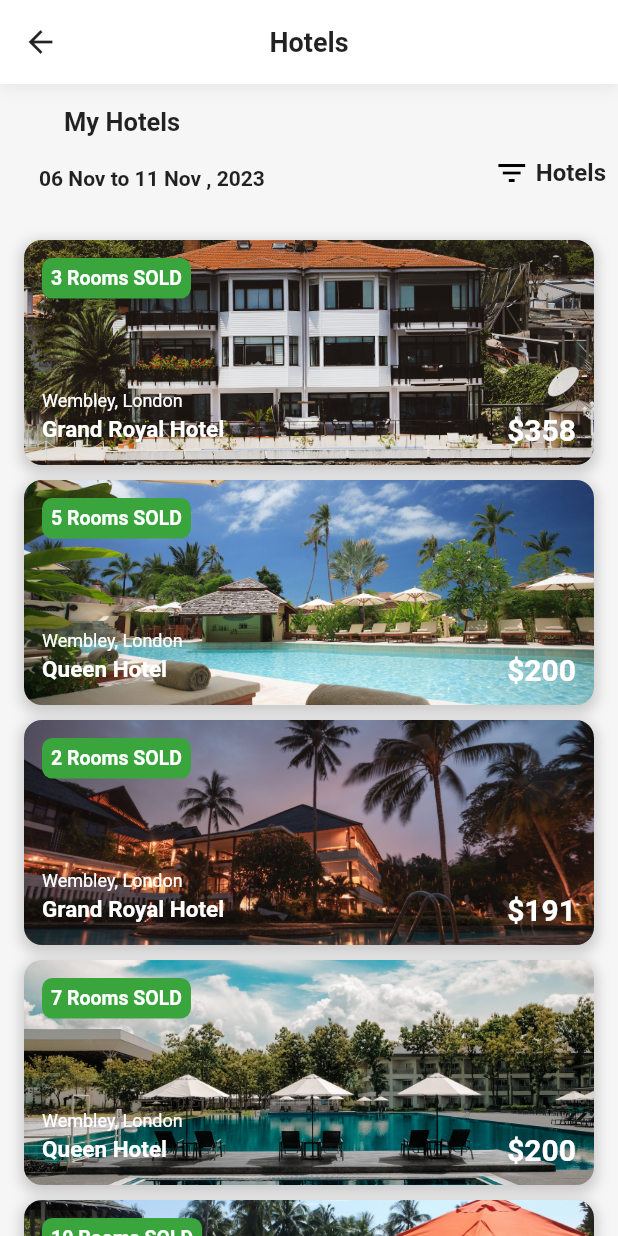
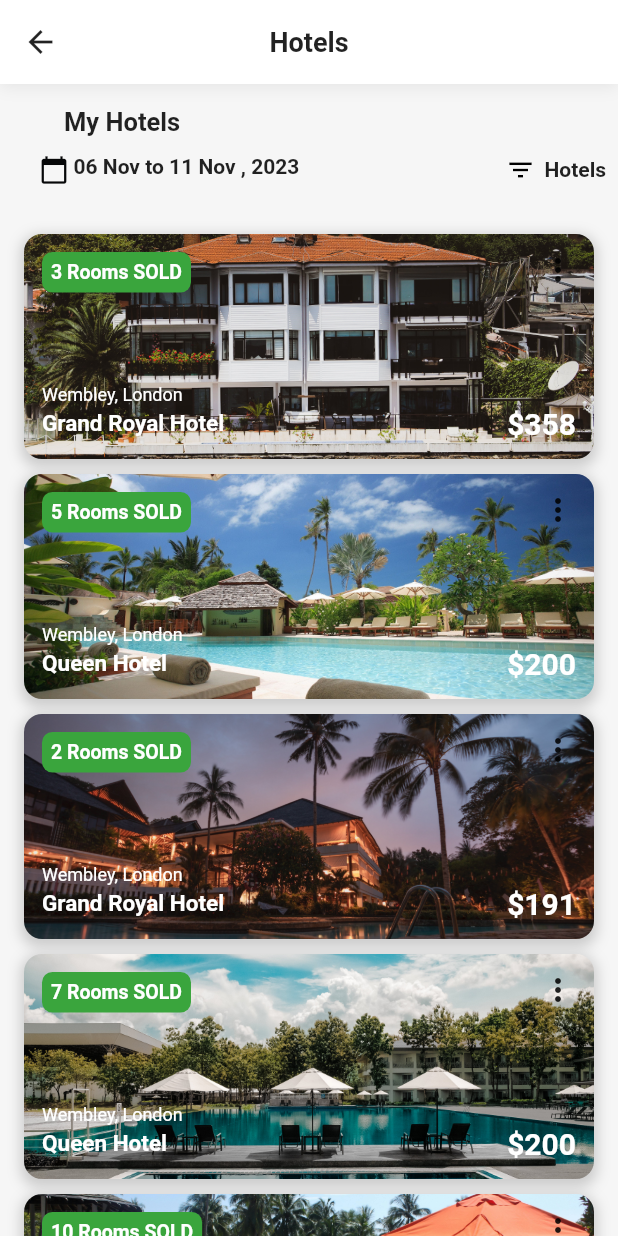
Before and after one commit to it21302862/flutter_hotel_app, a Flutter app: the screen it shows after launch, on a phone screen of 412 x 824 dp. Run offline on Flutter 3.47's test engine with Material 2 defaults, Android fonts, the phone set to English and light mode, and no system bars; Roboto replaces fonts that are missing (WorkSans).

Commit message:
Update Home_screen.dart with date

```diff
--- a/hotel_application/lib/hotel_ui/hotel_home_screen.dart
+++ b/hotel_application/lib/hotel_ui/hotel_home_screen.dart
@@ -15,6 +15,22 @@ class _HotelHomeScreenState extends State<HotelHomeScreen>
   List<HotelListData> hotelList = HotelListData.hotelList;
   DateTime startDate = DateTime.now();
   DateTime endDate = DateTime.now().add(const Duration(days: 5));
+
+  Future<void> _selectDateRange(BuildContext context) async {
+    final DateTimeRange? picked = await showDateRangePicker(
+      context: context,
+      firstDate: DateTime(2023),
+      lastDate: DateTime(2024),
+      initialDateRange: DateTimeRange(start: startDate, end: endDate),
+    );
+
+    if (picked != null) {
+      setState(() {
+        startDate = picked.start;
+        endDate = picked.end;
+      });
+    }
+  }
 
   @override
   Widget build(BuildContext context) {
@@ -206,14 +222,24 @@ class _HotelHomeScreenState extends State<HotelHomeScreen>
             children: <Widget>[
               Material(
                   color: Colors.transparent,
+                  child: GestureDetector(
+                    onTap: () {
+                      _selectDateRange(context);
+                    },
                     child: Padding(
-                  padding:
-                      const EdgeInsets.symmetric(vertical: 4, horizontal: 8),
-                  child: Column(
+                      padding: const EdgeInsets.symmetric(
+                          vertical: 4, horizontal: 8),
+                      child: Row(
                         crossAxisAlignment: CrossAxisAlignment.start,
                         mainAxisAlignment: MainAxisAlignment.center,
                         children: <Widget>[
                           const SizedBox(height: 8),
+                          const Icon(
+                            Icons.calendar_today,
+                            color: Color.fromARGB(255, 6, 7, 8),
+                            size: 20,
+                          ),
+                          const SizedBox(width: 3),
                           Text(
                             "${DateFormat('dd MMM').format(startDate)} to ${DateFormat('dd MMM , yyyy').format(endDate)}",
                             style: const TextStyle(
@@ -224,7 +250,7 @@ class _HotelHomeScreenState extends State<HotelHomeScreen>
                         ],
                       ),
                     ),
-              )
+                  )),
             ],
           )),
           const Expanded(
@@ -233,10 +259,10 @@ class _HotelHomeScreenState extends State<HotelHomeScreen>
               children: [
                 SizedBox(height: 8),
                 Padding(
-                  padding: EdgeInsets.only(right: 4), // Add margin to the icon
+                  padding: EdgeInsets.only(right: 6), // Add margin to the icon
                   child: Icon(
                     Icons.filter_list,
-                    size: 24,
+                    size: 20,
                     color: Colors.black,
                   ),
                 ),
@@ -245,7 +271,7 @@ class _HotelHomeScreenState extends State<HotelHomeScreen>
                   child: Text(
                     'Hotels',
                     style: TextStyle(
-                      fontSize: 16,
+                      fontSize: 14,
                       fontWeight: FontWeight.w600,
                     ),
                   ),
@@ -337,13 +363,18 @@ class HotelListWidget extends StatelessWidget {
                     height: 150,
                     fit: BoxFit.cover,
                   ),
+                  const Positioned(
+                    top: 12,
+                    right: 12,
+                    child: Icon(Icons.more_vert), // Three dots icon
+                  ),
                   Positioned(
                     top: 12,
                     left: 12,
                     child: Container(
                       padding: const EdgeInsets.all(6.0),
                       decoration: BoxDecoration(
-                        color: Color.fromRGBO(58, 165, 61, 1),
+                        color: const Color.fromRGBO(58, 165, 61, 1),
                         borderRadius: BorderRadius.circular(7.0),
                       ),
                       child: Text(
```
Lines whose indentation alone changed are shown as unchanged.
